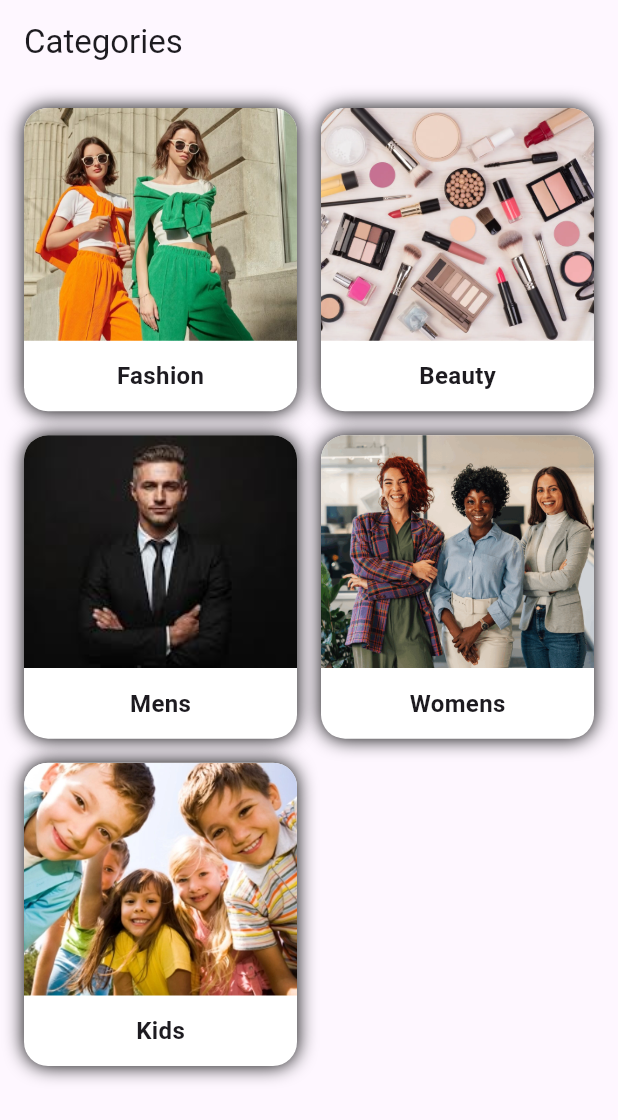
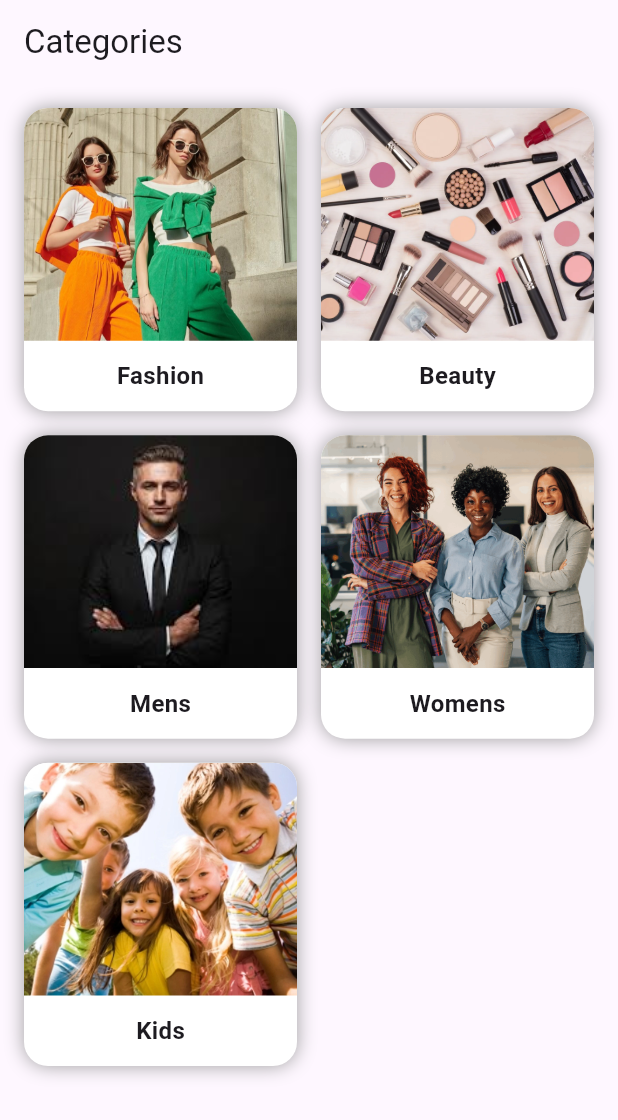
Before and after one commit to Nadia-Islam-Rupa/Full-Stack-E-Commerce-App, a Flutter app: the CategoryPage screen opened by its route, on a phone screen of 412 x 824 dp. Shown: the top 1120 px of the screen. Run offline on Flutter 3.47's test engine with Material 3 defaults, Android fonts, the phone set to English and light mode, and no system bars; our stand-ins replace go_router.

Commit message:
fix: update box shadow color in CategoryCard for improved aesthetics

```diff
--- a/lib/pages/category/category_card.dart
+++ b/lib/pages/category/category_card.dart
@@ -18,7 +18,7 @@ class CategoryCard extends StatelessWidget {
         decoration: BoxDecoration(
           borderRadius: BorderRadius.circular(16),
           color: Colors.white,
-          boxShadow: [BoxShadow(color: Colors.black, blurRadius: 10)],
+          boxShadow: [BoxShadow(color: Colors.grey, blurRadius: 10)],
         ),
         child: Column(
           children: [
```
